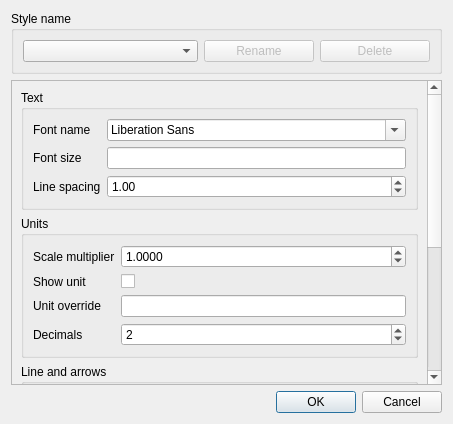
First picture: the form in src/Mod/Draft/Resources/ui/dialog_AnnotationStyleEditor.ui, repository southseact-3d/fcd, before the edit.
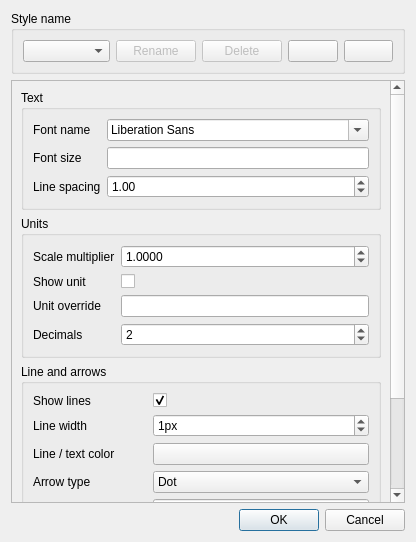
Second picture: the form after the edit. Custom widgets are drawn as their Qt base class.

Commit message: Draft: Added import/export buttons to Annotation styles editor dialog

```diff
--- a/src/Mod/Draft/Resources/ui/dialog_AnnotationStyleEditor.ui
+++ b/src/Mod/Draft/Resources/ui/dialog_AnnotationStyleEditor.ui
@@ -6,8 +6,8 @@
    <rect>
     <x>0</x>
     <y>0</y>
-    <width>453</width>
-    <height>424</height>
+    <width>416</width>
+    <height>542</height>
    </rect>
   </property>
   <property name="windowTitle">
@@ -22,6 +22,18 @@
      <layout class="QHBoxLayout" name="horizontalLayout">
       <item>
        <widget class="QComboBox" name="comboBoxStyles">
+        <property name="sizePolicy">
+         <sizepolicy hsizetype="Minimum" vsizetype="Fixed">
+          <horstretch>0</horstretch>
+          <verstretch>0</verstretch>
+         </sizepolicy>
+        </property>
+        <property name="minimumSize">
+         <size>
+          <width>60</width>
+          <height>0</height>
+         </size>
+        </property>
         <property name="toolTip">
          <string>The name of your style. Existing style names can be edited.</string>
         </property>
@@ -46,11 +58,17 @@
          <bool>false</bool>
         </property>
         <property name="sizePolicy">
-         <sizepolicy hsizetype="Preferred" vsizetype="Fixed">
+         <sizepolicy hsizetype="Minimum" vsizetype="Fixed">
           <horstretch>0</horstretch>
           <verstretch>0</verstretch>
          </sizepolicy>
         </property>
+        <property name="minimumSize">
+         <size>
+          <width>60</width>
+          <height>0</height>
+         </size>
+        </property>
         <property name="maximumSize">
          <size>
           <width>110</width>
@@ -71,11 +89,17 @@
          <bool>false</bool>
         </property>
         <property name="sizePolicy">
-         <sizepolicy hsizetype="Preferred" vsizetype="Fixed">
+         <sizepolicy hsizetype="Minimum" vsizetype="Fixed">
           <horstretch>0</horstretch>
           <verstretch>0</verstretch>
          </sizepolicy>
         </property>
+        <property name="minimumSize">
+         <size>
+          <width>60</width>
+          <height>0</height>
+         </size>
+        </property>
         <property name="maximumSize">
          <size>
           <width>110</width>
@@ -90,6 +114,26 @@
         </property>
        </widget>
       </item>
+      <item>
+       <widget class="QPushButton" name="pushButtonImport">
+        <property name="toolTip">
+         <string>Import styles from json file</string>
+        </property>
+        <property name="text">
+         <string/>
+        </property>
+       </widget>
+      </item>
+      <item>
+       <widget class="QPushButton" name="pushButtonExport">
+        <property name="toolTip">
+         <string>Export styles to json file</string>
+        </property>
+        <property name="text">
+         <string/>
+        </property>
+       </widget>
+      </item>
      </layout>
     </widget>
    </item>
@@ -108,8 +152,8 @@
       <property name="geometry">
        <rect>
         <x>0</x>
-        <y>-290</y>
-        <width>420</width>
+        <y>0</y>
+        <width>383</width>
         <height>589</height>
        </rect>
       </property>
@@ -152,6 +196,18 @@
           </item>
           <item row="0" column="1">
            <widget class="QFontComboBox" name="FontName">
+            <property name="sizePolicy">
+             <sizepolicy hsizetype="Minimum" vsizetype="Fixed">
+              <horstretch>0</horstretch>
+              <verstretch>0</verstretch>
+             </sizepolicy>
+            </property>
+            <property name="minimumSize">
+             <size>
+              <width>60</width>
+              <height>0</height>
+             </size>
+            </property>
             <property name="toolTip">
              <string>The font to use for texts and dimensions</string>
             </property>
@@ -400,6 +456,18 @@
           </item>
           <item row="4" column="1">
            <widget class="QComboBox" name="ArrowType">
+            <property name="sizePolicy">
+             <sizepolicy hsizetype="MinimumExpanding" vsizetype="Fixed">
+              <horstretch>0</horstretch>
+              <verstretch>0</verstretch>
+             </sizepolicy>
+            </property>
+            <property name="minimumSize">
+             <size>
+              <width>60</width>
+              <height>0</height>
+             </size>
+            </property>
             <property name="toolTip">
              <string>The type of arrows or markers to use at the end of dimension lines</string>
             </property>
```
The commit also changes 1 other file.
